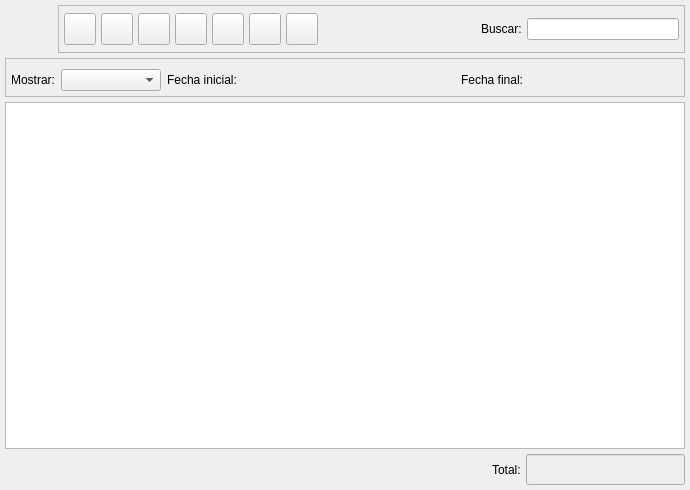
Before: the Qt Designer form bulmages/bulmafact/src/pedidosclientelistbase.ui in eboladev/Bulmages-1, drawn with Qt 5.
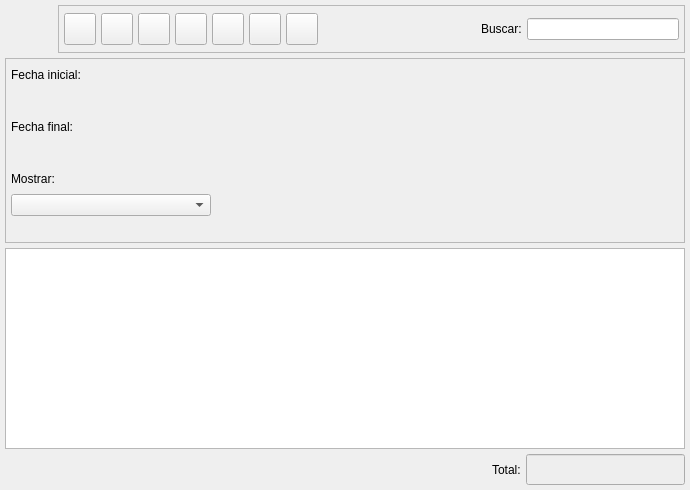
After: the same form once the commit is applied. Icons and pictures are not drawn. Custom widgets are drawn as their Qt base class.

Patch:
```diff
--- a/bulmages/bulmafact/src/pedidosclientelistbase.ui
+++ b/bulmages/bulmafact/src/pedidosclientelistbase.ui
@@ -19,14 +19,194 @@
   <property name="windowIcon" >
    <iconset resource="../../bulmages.qrc" >:/Bulmafact48x48/images/png/48x48/i_bulmages_ventas_pedidos_listado.48x48.png</iconset>
   </property>
-  <layout class="QVBoxLayout" >
+  <layout class="QGridLayout" >
    <property name="margin" >
     <number>5</number>
    </property>
    <property name="spacing" >
     <number>5</number>
    </property>
-   <item>
+   <item row="1" column="0" >
+    <widget class="QFrame" name="m_busqueda" >
+     <property name="sizePolicy" >
+      <sizepolicy>
+       <hsizetype>5</hsizetype>
+       <vsizetype>5</vsizetype>
+       <horstretch>0</horstretch>
+       <verstretch>0</verstretch>
+      </sizepolicy>
+     </property>
+     <property name="minimumSize" >
+      <size>
+       <width>16</width>
+       <height>185</height>
+      </size>
+     </property>
+     <property name="frameShape" >
+      <enum>QFrame::StyledPanel</enum>
+     </property>
+     <property name="frameShadow" >
+      <enum>QFrame::Raised</enum>
+     </property>
+     <layout class="QGridLayout" >
+      <property name="margin" >
+       <number>5</number>
+      </property>
+      <property name="spacing" >
+       <number>5</number>
+      </property>
+      <item rowspan="7" row="0" column="1" >
+       <layout class="QVBoxLayout" >
+        <property name="margin" >
+         <number>0</number>
+        </property>
+        <property name="spacing" >
+         <number>5</number>
+        </property>
+        <item>
+         <widget class="BusquedaArticulo" native="1" name="m_articulo" >
+          <property name="sizePolicy" >
+           <sizepolicy>
+            <hsizetype>7</hsizetype>
+            <vsizetype>5</vsizetype>
+            <horstretch>0</horstretch>
+            <verstretch>0</verstretch>
+           </sizepolicy>
+          </property>
+         </widget>
+        </item>
+        <item>
+         <widget class="BusquedaCliente" native="1" name="m_cliente" >
+          <property name="sizePolicy" >
+           <sizepolicy>
+            <hsizetype>3</hsizetype>
+            <vsizetype>5</vsizetype>
+            <horstretch>0</horstretch>
+            <verstretch>0</verstretch>
+           </sizepolicy>
+          </property>
+          <property name="minimumSize" >
+           <size>
+            <width>250</width>
+            <height>0</height>
+           </size>
+          </property>
+         </widget>
+        </item>
+       </layout>
+      </item>
+      <item row="0" column="0" >
+       <widget class="QLabel" name="textLabel1_4" >
+        <property name="text" >
+         <string>Fecha inicial:</string>
+        </property>
+       </widget>
+      </item>
+      <item row="1" column="0" >
+       <widget class="BusquedaFecha" native="1" name="m_fechain" >
+        <property name="sizePolicy" >
+         <sizepolicy>
+          <hsizetype>0</hsizetype>
+          <vsizetype>5</vsizetype>
+          <horstretch>0</horstretch>
+          <verstretch>0</verstretch>
+         </sizepolicy>
+        </property>
+        <property name="minimumSize" >
+         <size>
+          <width>200</width>
+          <height>21</height>
+         </size>
+        </property>
+       </widget>
+      </item>
+      <item row="2" column="0" >
+       <widget class="QLabel" name="textLabel1_4_2" >
+        <property name="sizePolicy" >
+         <sizepolicy>
+          <hsizetype>0</hsizetype>
+          <vsizetype>5</vsizetype>
+          <horstretch>0</horstretch>
+          <verstretch>0</verstretch>
+         </sizepolicy>
+        </property>
+        <property name="text" >
+         <string>Fecha final:</string>
+        </property>
+       </widget>
+      </item>
+      <item row="3" column="0" >
+       <widget class="BusquedaFecha" native="1" name="m_fechafin" >
+        <property name="sizePolicy" >
+         <sizepolicy>
+          <hsizetype>0</hsizetype>
+          <vsizetype>5</vsizetype>
+          <horstretch>0</horstretch>
+          <verstretch>0</verstretch>
+         </sizepolicy>
+        </property>
+        <property name="minimumSize" >
+         <size>
+          <width>200</width>
+          <height>21</height>
+         </size>
+        </property>
+       </widget>
+      </item>
+      <item row="4" column="0" >
+       <widget class="QLabel" name="label_2" >
+        <property name="text" >
+         <string>Mostrar:</string>
+        </property>
+        <property name="alignment" >
+         <set>Qt::AlignLeading|Qt::AlignLeft|Qt::AlignVCenter</set>
+        </property>
+       </widget>
+      </item>
+      <item row="6" column="0" >
+       <spacer>
+        <property name="orientation" >
+         <enum>Qt::Vertical</enum>
+        </property>
+        <property name="sizeType" >
+         <enum>QSizePolicy::Preferred</enum>
+        </property>
+        <property name="sizeHint" >
+         <size>
+          <width>20</width>
+          <height>20</height>
+         </size>
+        </property>
+       </spacer>
+      </item>
+      <item row="5" column="0" >
+       <widget class="QComboBox" name="mui_procesada" >
+        <property name="sizePolicy" >
+         <sizepolicy>
+          <hsizetype>0</hsizetype>
+          <vsizetype>5</vsizetype>
+          <horstretch>0</horstretch>
+          <verstretch>0</verstretch>
+         </sizepolicy>
+        </property>
+        <property name="minimumSize" >
+         <size>
+          <width>200</width>
+          <height>21</height>
+         </size>
+        </property>
+        <property name="focusPolicy" >
+         <enum>Qt::StrongFocus</enum>
+        </property>
+        <property name="frame" >
+         <bool>true</bool>
+        </property>
+       </widget>
+      </item>
+     </layout>
+    </widget>
+   </item>
+   <item row="0" column="0" >
     <layout class="QHBoxLayout" >
      <property name="margin" >
       <number>0</number>
@@ -395,143 +575,10 @@
      </item>
     </layout>
    </item>
-   <item>
-    <widget class="QFrame" name="m_busqueda" >
-     <property name="frameShape" >
-      <enum>QFrame::StyledPanel</enum>
-     </property>
-     <property name="frameShadow" >
-      <enum>QFrame::Raised</enum>
-     </property>
-     <layout class="QVBoxLayout" >
-      <property name="margin" >
-       <number>5</number>
-      </property>
-      <property name="spacing" >
-       <number>5</number>
-      </property>
-      <item>
-       <layout class="QHBoxLayout" >
-        <property name="margin" >
-         <number>0</number>
-        </property>
-        <property name="spacing" >
-         <number>3</number>
-        </property>
-        <item>
-         <widget class="BusquedaArticulo" native="1" name="m_articulo" />
-        </item>
-        <item>
-         <widget class="BusquedaCliente" native="1" name="m_cliente" >
-          <property name="minimumSize" >
-           <size>
-            <width>250</width>
-            <height>0</height>
-           </size>
-          </property>
-         </widget>
-        </item>
-       </layout>
-      </item>
-      <item>
-       <layout class="QHBoxLayout" >
-        <property name="margin" >
-         <number>0</number>
-        </property>
-        <property name="spacing" >
-         <number>6</number>
-        </property>
-        <item>
-         <widget class="QLabel" name="label_2" >
-          <property name="text" >
-           <string>Mostrar:</string>
-          </property>
-          <property name="alignment" >
-           <set>Qt::AlignRight|Qt::AlignTrailing|Qt::AlignVCenter</set>
-          </property>
-         </widget>
-        </item>
-        <item>
-         <widget class="QComboBox" name="mui_procesada" >
-          <property name="minimumSize" >
-           <size>
-            <width>100</width>
-            <height>0</height>
-           </size>
-          </property>
-          <property name="maximumSize" >
-           <size>
-            <width>200</width>
-            <height>16777215</height>
-           </size>
-          </property>
-          <property name="focusPolicy" >
-           <enum>Qt::StrongFocus</enum>
-          </property>
-          <property name="frame" >
-           <bool>true</bool>
-          </property>
-         </widget>
-        </item>
-        <item>
-         <widget class="QLabel" name="textLabel1_4" >
-          <property name="text" >
-           <string>Fecha inicial:</string>
-          </property>
-         </widget>
-        </item>
-        <item>
-         <widget class="BusquedaFecha" native="1" name="m_fechain" >
-          <property name="minimumSize" >
-           <size>
-            <width>150</width>
-            <height>0</height>
-           </size>
-          </property>
-         </widget>
-        </item>
-        <item>
-         <spacer>
-          <property name="orientation" >
-           <enum>Qt::Horizontal</enum>
-          </property>
-          <property name="sizeType" >
-           <enum>QSizePolicy::Expanding</enum>
-          </property>
-          <property name="sizeHint" >
-           <size>
-            <width>111</width>
-            <height>21</height>
-           </size>
-          </property>
-         </spacer>
-        </item>
-        <item>
-         <widget class="QLabel" name="textLabel1_4_2" >
-          <property name="text" >
-           <string>Fecha final:</string>
-          </property>
-         </widget>
-        </item>
-        <item>
-         <widget class="BusquedaFecha" native="1" name="m_fechafin" >
-          <property name="minimumSize" >
-           <size>
-            <width>150</width>
-            <height>0</height>
-           </size>
-          </property>
-         </widget>
-        </item>
-       </layout>
-      </item>
-     </layout>
-    </widget>
-   </item>
-   <item>
+   <item row="2" column="0" >
     <widget class="PedidosClienteListSubform" name="mui_list" />
    </item>
-   <item>
+   <item row="3" column="0" >
     <layout class="QHBoxLayout" >
      <property name="margin" >
       <number>0</number>
```
